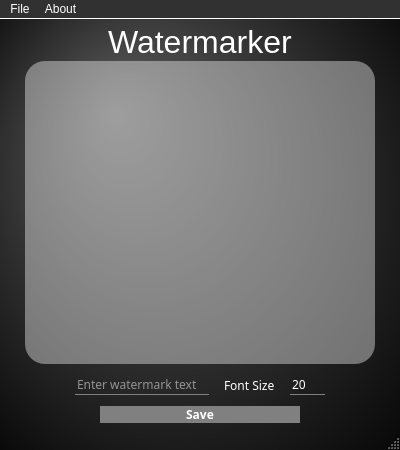
Before: the Qt Designer form Day 85 - Image Watermarking Desktop App/mainwindow.ui in yakubszatkowski/100-days-python, drawn with Qt 5.
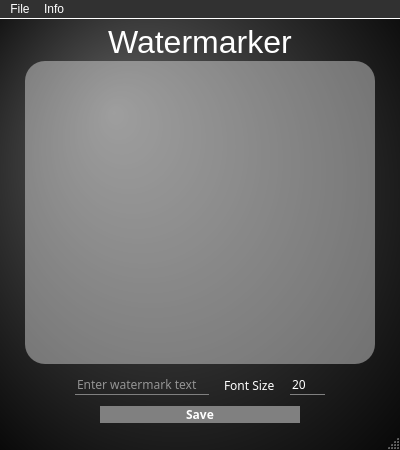
After: the same form once the commit is applied.

Commit message: feat: initial watermark in the center, doubleclick reset positioning

```diff
--- a/Day 85 - Image Watermarking Desktop App/mainwindow.ui
+++ b/Day 85 - Image Watermarking Desktop App/mainwindow.ui
@@ -268,7 +268,7 @@
    </widget>
    <widget class="QMenu" name="menuAbout">
     <property name="title">
-     <string>About</string>
+     <string>Info</string>
     </property>
     <addaction name="actionAbout"/>
     <addaction name="actionAboutQt"/>
```
Left out of the diff: 2 changed lines with no effect on the pictures. The commit also changes 2 other files.
